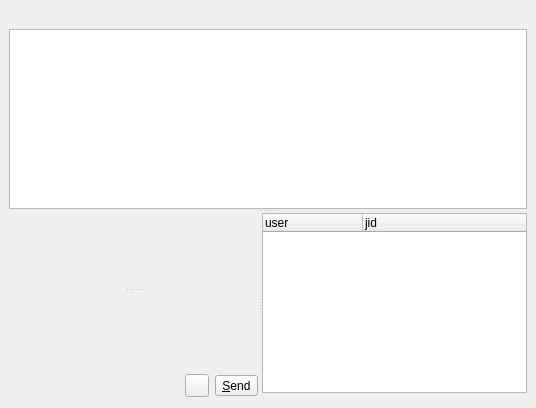
Above: widgets/groupchatwidget.ui from xmpp-graveyard/jabbim before the change. Below: the same form after it.
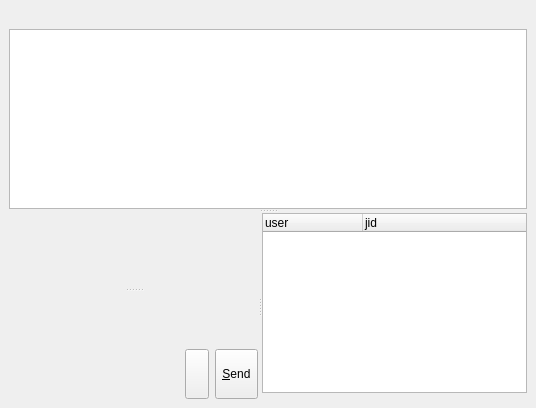
That is the form after the change. Icons and pictures are not drawn.

```diff
--- a/widgets/groupchatwidget.ui
+++ b/widgets/groupchatwidget.ui
@@ -83,6 +83,14 @@
          </item>
          <item row="1" column="1" >
           <widget class="QToolButton" name="smileys" >
+           <property name="sizePolicy" >
+            <sizepolicy>
+             <hsizetype>1</hsizetype>
+             <vsizetype>1</vsizetype>
+             <horstretch>0</horstretch>
+             <verstretch>0</verstretch>
+            </sizepolicy>
+           </property>
            <property name="toolTip" >
             <string>You can add emoticons by clicking here</string>
            </property>
@@ -99,6 +107,14 @@
          </item>
          <item row="1" column="2" >
           <widget class="QToolButton" name="sendButton" >
+           <property name="sizePolicy" >
+            <sizepolicy>
+             <hsizetype>1</hsizetype>
+             <vsizetype>1</vsizetype>
+             <horstretch>0</horstretch>
+             <verstretch>0</verstretch>
+            </sizepolicy>
+           </property>
            <property name="text" >
             <string>&amp;Send</string>
            </property>
```
